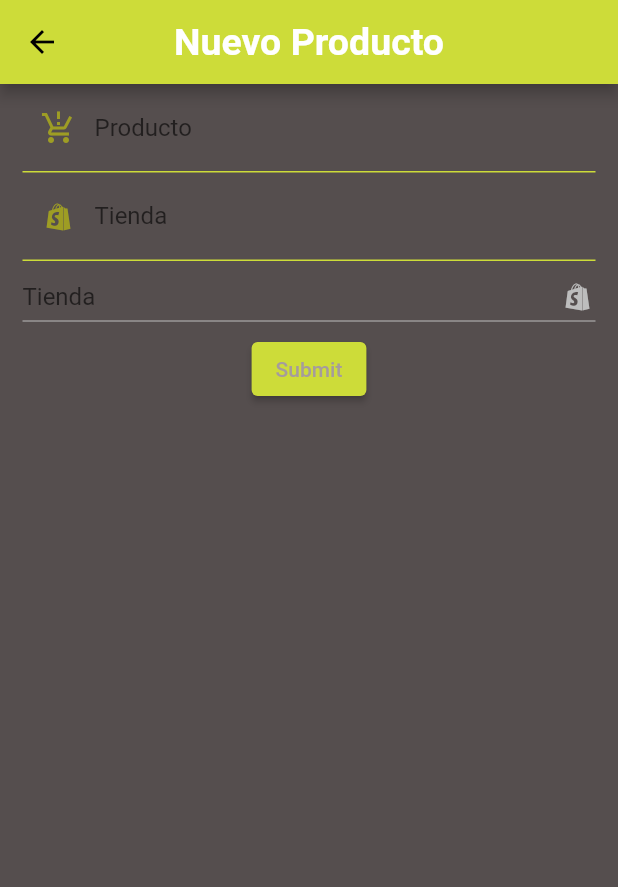
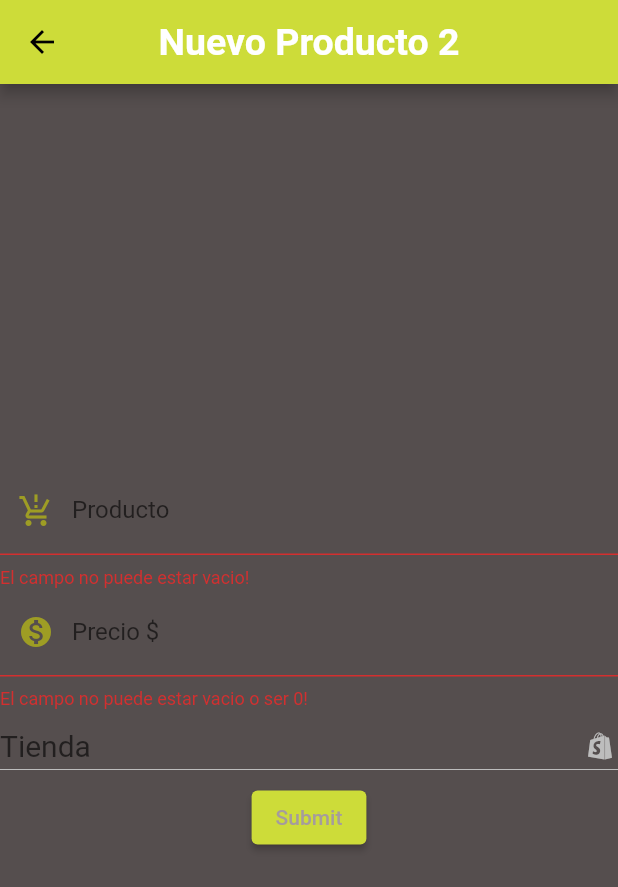
Before and after one commit to SeraPinaBarranco/precios, a Flutter app: the screen it shows after launch, after a tap on "Nuevo producto", on a phone screen of 412 x 824 dp. Shown: the top 887 px of the screen. Run offline on Flutter 3.47's test engine with Material 2 defaults, Android fonts, the phone set to English and light mode, and no system bars; our stand-ins replace sqflite; accounts and stored records are empty.

Commit message:
DropDown Productos2

```diff
--- a/lib/main.dart
+++ b/lib/main.dart
@@ -1,9 +1,11 @@
 import 'package:flutter/material.dart';
+import 'package:precios/pages/frm_productos2.dart';
 import 'package:precios/pages/frm_products.dart';
 import 'package:precios/pages/frm_tienda.dart';
 import 'package:precios/pages/pagina_inicio.dart';
 import 'package:precios/pages/tiendas_list.dart';
 import 'package:precios/provider/my_provider.dart';
+import 'package:precios/provider/productos_provider.dart';
 import 'package:precios/provider/tienda_provider.dart';
 import 'package:provider/provider.dart';
 
@@ -20,13 +22,14 @@ class MyApp extends StatelessWidget {
       providers: [
         ChangeNotifierProvider(create: (_) => MyProvider()),
         ChangeNotifierProvider(create: (_)=> TiendaProvider()),
+        ChangeNotifierProvider(create: (_)=> ProductosProvider()),
         ],
       child: MaterialApp(
         debugShowCheckedModeBanner: false,
         initialRoute: 'pagina_inicio',
         routes: {
           'pagina_inicio': (_) => const PaginaInicio(),
-          'productos': (_) => const FrmPRoductos(),
+          'productos': (_) => const FrmProductos2(),
           'tienda': (_) => const FrmTienda(),
           'tiendas': (_) => const TiendasList()
         },
--- a/lib/model/db.dart
+++ b/lib/model/db.dart
@@ -13,6 +13,7 @@ class DB {
                                 "nombre"	TEXT,
                                 "tienda"	INTEGER,
                               "precio"	INTEGER,
+                              "fecha" TEXT
                               PRIMARY KEY("id" AUTOINCREMENT),
                               FOREIGN KEY("id") REFERENCES "tienda"("id")
                             )""";
@@ -22,7 +23,7 @@ class DB {
   }
 
   static Future<sql.Database> db() async {
-    return sql.openDatabase('productos.db', version: 1,
+    return sql.openDatabase('productos.db', version: 2,
         onCreate: (sql.Database database, version) async {
       await createTables(database);
     });
@@ -31,6 +32,14 @@ class DB {
   static Future<int> crearTienda(/*int? id,*/ String nombre) async {
     final db = await DB.db();
     final data = {'nombre': nombre};
+    final idR = await db.insert('tienda', data,
+        conflictAlgorithm: sql.ConflictAlgorithm.replace);
+    return idR;
+  }
+
+   static Future<int> crearProducto(String nombre, double precio, String fecha, int tienda) async {
+    final db = await DB.db();
+    final data = {'nombre': nombre, 'precio': precio, 'fecha': fecha, 'tienda': tienda};
     final idR = await db.insert('tienda', data,
         conflictAlgorithm: sql.ConflictAlgorithm.replace);
     return idR;
--- /dev/null
+++ b/lib/pages/frm_productos2.dart
@@ -0,0 +1,128 @@
+import 'dart:async';
+
+import 'package:flutter/material.dart';
+import 'package:precios/provider/productos_provider.dart';
+import 'package:precios/ui/input_decorations.dart';
+import 'package:provider/provider.dart';
+
+import '../themes/scaffold_text_style.dart';
+
+class FrmProductos2 extends StatelessWidget {
+  const FrmProductos2({super.key});
+
+  @override
+  Widget build(BuildContext context) {
+    return Scaffold(
+      backgroundColor: Theme.of(context).backgroundColor,
+      appBar: AppBar(
+        titleTextStyle: scaffoldTheme,
+        title: const Text("Nuevo Producto 2"),
+        centerTitle: true,
+      ),
+      body: ChangeNotifierProvider(
+          create: (_) {
+            ProductosProvider();
+          },
+          child: ProductsForm()),
+    );
+  }
+}
+
+class ProductsForm extends StatelessWidget {
+  const ProductsForm({super.key});
+
+  @override
+  Widget build(BuildContext context) {
+    final formProvider = Provider.of<ProductosProvider>(context);
+
+    formProvider.setTiendas();
+
+    return Form(
+      key: formProvider.formKey,
+      child: Center(
+        child: Column(
+          mainAxisAlignment: MainAxisAlignment.center,
+          children: [
+            //*CAMPO NOMBRE
+            TextFormField(
+                autovalidateMode: AutovalidateMode.always,
+                onChanged: (value) => formProvider.setNombre(value),
+                validator: (value) {
+                  if (value!.isEmpty) {
+                    return "El campo no puede estar vacio!";
+                  }
+                  return null;
+                },
+                decoration: InputDecorations.textFormFieldID(
+                    hintText: "Nombre producto",
+                    labelText: "Producto",
+                    prefixIcon: Icons.production_quantity_limits)),
+
+            //*CAMPO PRECIO
+            TextFormField(
+                autovalidateMode: AutovalidateMode.always,
+                onChanged: (value) => value.isNotEmpty
+                    ? formProvider.setPrecio(double.parse(value))
+                    : 0.0,
+                keyboardType: TextInputType.number,
+                validator: (value) {
+                  if (value!.isEmpty || double.parse(value) <= 0) {
+                    return "El campo no puede estar vacio o ser 0!";
+                  }
+                  return formProvider.setPrecio(double.parse(value));
+                },
+                decoration: InputDecorations.textFormFieldID(
+                    hintText: "Precio",
+                    labelText: "Precio \$",
+                    prefixIcon: Icons.monetization_on)),
+
+            //LISTADO TIENDAS
+            DropdownButton(
+              icon: const Icon(Icons.shopify),
+              hint: const Text("Tienda"),
+              // ignore: unnecessary_null_comparison
+              value: formProvider.valorCombo,
+              items: formProvider.tiendas.map<DropdownMenuItem>((e){
+                return DropdownMenuItem(
+                  value: e['nombre'],
+                  child: Text(e['nombre'])
+                );
+
+              }).toList(),
+
+              onChanged: (value) {
+
+              },
+
+              style: const TextStyle(fontSize: 20, color: Colors.indigo),
+              isExpanded: true,
+            ),
+
+            //Text(formProvider.tiendas[2]['nombre']),
+
+            ElevatedButton(
+              onPressed: () {
+                if (formProvider.isValidForm()) {
+                  //print("Guardar en BBDD");
+                  //print(formProvider.tiendas);
+                  //for (var i = 0; i < formProvider.tiendas.length; i++) {
+                  //  print(formProvider.tiendas[i]['nombre']);
+                  //}
+                  print(formProvider.tiendas[0]['nombre']);
+                  // formProvider.tiendas.map((tienda) =>
+                  //   print(tienda)
+                  // ).toList();
+                  //Timer(const Duration(seconds: 3), ()=> Navigator.pushReplacementNamed(context, 'tiendas'));
+                } else {
+                  return;
+                }
+              },
+              style: ElevatedButton.styleFrom(foregroundColor: colorBoton),
+              child: const Text("Submit"),
+            ),
+          ],
+        ),
+      ),
+    );
+  }
+}
--- a/lib/pages/frm_products.dart
+++ b/lib/pages/frm_products.dart
@@ -24,6 +24,10 @@ class _FrmPRoductosState extends State<FrmPRoductos> {
   List<String> t = [];
   String valorDrop = "";
   int indiceTienda = -1;
+
+  String? nombre, tienda;
+  int idTienda = -1;
+  double precio = 0.0;
 
   void _cargarTiendas() async {
     final data = await DB.getTiendas();
@@ -58,7 +62,7 @@ class _FrmPRoductosState extends State<FrmPRoductos> {
 
     String num = "";
 
-    String? nombre, tienda;
+
 
     return Form(
       key: _formKey,
@@ -74,6 +78,7 @@ class _FrmPRoductosState extends State<FrmPRoductos> {
               padding: const EdgeInsets.only(left: 15, right: 15),
               child: Column(
                 children: [
+                  //CAMPO NOMBRE
                   TextFormField(
                       validator: (value) {
                         if (value!.isEmpty) {
@@ -87,19 +92,24 @@ class _FrmPRoductosState extends State<FrmPRoductos> {
                           hintText: "Nombre producto",
                           labelText: "Producto",
                           prefixIcon: Icons.production_quantity_limits)),
+
+                  //CAMPO PRECIO
                   TextFormField(
+                      keyboardType: TextInputType.number,
                       validator: (value) {
                         if (value!.isEmpty) {
                           return "El campo no puede estar vacio!";
                         } else {
-                          tienda = value;
+                          precio = double.parse(value);
                         }
                         return null;
                       },
                       decoration: InputDecorations.textFormFieldID(
-                          hintText: "Tienda",
-                          labelText: "Tienda",
-                          prefixIcon: Icons.shopify_outlined)),
+                          hintText: "Precio",
+                          labelText: "Precio \$",
+                          prefixIcon: Icons.monetization_on)),
+
+                  //LISTADO TIENDAS
                   DropdownButton(
                     icon: const Icon(Icons.shopify),
                     hint: const Text("Tienda"),
@@ -111,14 +121,20 @@ class _FrmPRoductosState extends State<FrmPRoductos> {
                     onChanged: (String? value) {
                       setState(() {
                         indiceTienda = t.indexOf(value ?? "");
+                        print(indiceTienda);
+                        idTienda = _tiendas[indiceTienda]['id'];
 
                         valorDrop = value ?? "";
                       });
                     },
+                    style: const TextStyle(fontSize: 20, color: Colors.indigo),
                     isExpanded: true,
                   ),
+
+                  //GUARDAR DATOS
                   ElevatedButton(
                     onPressed: () {
+                      setState(() {
                         if (_formKey.currentState!.validate()) {
                           const snackbar =
                               SnackBar(content: Text("Validando datos!!"));
@@ -126,15 +142,20 @@ class _FrmPRoductosState extends State<FrmPRoductos> {
 
                           //TODO Validar y mandar a base de datos
                           if (nombre != "" && tienda != "") {
-                          print(" ${valorDrop} - ${_tiendas[indiceTienda]['id']}");
+                            print(_tiendas[indiceTienda]['id']);
                           }
                         }
+                      });
                     },
                     style:
                         ElevatedButton.styleFrom(foregroundColor: colorBoton),
                     child: const Text("Submit"),
                   ),
-                  Text(num.toString()),
+
+                  Text(t.indexOf(valorDrop).toString()),
+
+                  Text(indiceTienda == -1 ? "-1" : _tiendas[indiceTienda]['id'].toString()),
+                  Text(indiceTienda.toString()),
                 ],
               ),
             ),
--- /dev/null
+++ b/lib/provider/productos_provider.dart
@@ -0,0 +1,45 @@
+import 'package:flutter/material.dart';
+import 'package:precios/model/db.dart';
+
+class ProductosProvider extends ChangeNotifier {
+  GlobalKey<FormState> formKey = GlobalKey<FormState>();
+
+  List<Map<String, dynamic>> tiendas = [];
+
+  String valorCombo = "";
+
+  String _nombre = "";
+  double _precio = 0;
+
+  setNombre(String nombreProducto) {
+    _nombre = nombreProducto;
+    //print("PROVIDER $nombre");
+  }
+
+  setPrecio(double precioProducto) {
+    _precio = precioProducto;
+
+    //print("PROVIDER $nombre");
+  }
+
+  get getNombre => _nombre;
+  get getPrecio => _precio;
+
+  bool isValidForm() {
+    print(formKey.currentState?.validate());
+
+    return formKey.currentState?.validate() ?? false;
+  }
+
+  Future setTiendas() async {
+    tiendas = await DB.getTiendas();
+    valorCombo = tiendas[0]['nombre'];
+    print("SET");
+    print(tiendas);
+    //notifyListeners();
+  }
+
+  List<Map<String, dynamic>> getTiendas() {
+    return tiendas;
+  }
+}
```
Also changed, not shown: lib/pages/tiendas_list.dart (+6 -3 lines). Lines whose indentation alone changed are shown as unchanged.
